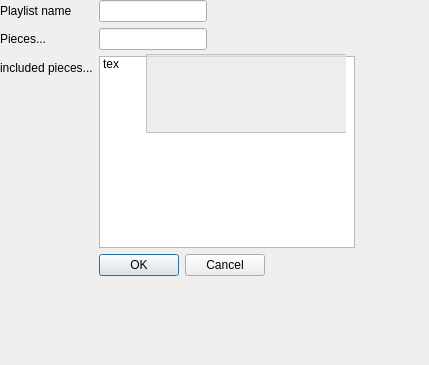
Godley/Music-Library, file implementation/primaries/GUI/NewPlaylist.ui: the form before one commit.
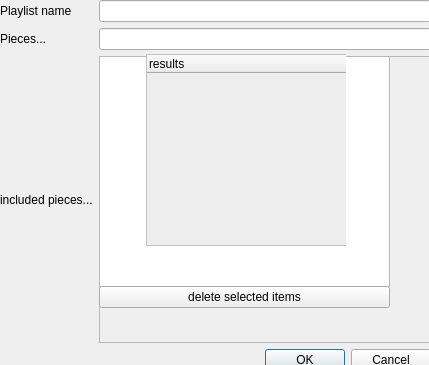
The form after the commit.

Commit message: work toward issue #70 - implemented same autocomplete in new playlist, and linked delete callback on said window. This now adds and the main window reloads "my playlists" upon closing the popup.

Patch:
```diff
--- a/implementation/primaries/GUI/NewPlaylist.ui
+++ b/implementation/primaries/GUI/NewPlaylist.ui
@@ -14,7 +14,7 @@
    <string>Add New Playlist</string>
   </property>
   <property name="styleSheet">
-   <string notr="true">QListWidget#autoCompleteBox {
+   <string notr="true">QTreeWidget#autoCompleteBox {
 background:rgba(230, 230, 230, 180);
 }</string>
   </property>
@@ -36,17 +36,14 @@
     <rect>
      <x>0</x>
      <y>0</y>
-     <width>418</width>
-     <height>336</height>
+     <width>431</width>
+     <height>371</height>
     </rect>
    </property>
-   <layout class="QFormLayout" name="formLayout">
+   <layout class="QGridLayout" name="gridLayout">
     <property name="sizeConstraint">
      <enum>QLayout::SetMinimumSize</enum>
     </property>
-    <property name="fieldGrowthPolicy">
-     <enum>QFormLayout::FieldsStayAtSizeHint</enum>
-    </property>
     <item row="0" column="0">
      <widget class="QLabel" name="playlistNameLabel">
       <property name="text">
@@ -82,18 +79,54 @@
      </widget>
     </item>
     <item row="2" column="1">
-     <widget class="QListWidget" name="listWidget">
-      <property name="sizePolicy">
-       <sizepolicy hsizetype="Fixed" vsizetype="Fixed">
-        <horstretch>0</horstretch>
-        <verstretch>0</verstretch>
-       </sizepolicy>
+     <widget class="QFrame" name="frame">
+      <property name="frameShape">
+       <enum>QFrame::StyledPanel</enum>
       </property>
-      <item>
+      <property name="frameShadow">
+       <enum>QFrame::Raised</enum>
+      </property>
+      <widget class="QListWidget" name="listWidget">
+       <property name="geometry">
+        <rect>
+         <x>0</x>
+         <y>0</y>
+         <width>291</width>
+         <height>231</height>
+        </rect>
+       </property>
+       <property name="sizePolicy">
+        <sizepolicy hsizetype="Fixed" vsizetype="Fixed">
+         <horstretch>0</horstretch>
+         <verstretch>0</verstretch>
+        </sizepolicy>
+       </property>
+       <property name="dragEnabled">
+        <bool>true</bool>
+       </property>
+       <property name="selectionMode">
+        <enum>QAbstractItemView::MultiSelection</enum>
+       </property>
+       <property name="isWrapping" stdset="0">
+        <bool>false</bool>
+       </property>
+       <property name="wordWrap">
+        <bool>true</bool>
+       </property>
+      </widget>
+      <widget class="QToolButton" name="deleteItem">
+       <property name="geometry">
+        <rect>
+         <x>0</x>
+         <y>230</y>
+         <width>291</width>
+         <height>22</height>
+        </rect>
+       </property>
        <property name="text">
-        <string>tex</string>
+        <string>delete selected items</string>
        </property>
-      </item>
+      </widget>
      </widget>
     </item>
     <item row="3" column="1">
@@ -126,33 +159,20 @@
    <property name="lineWidth">
     <number>0</number>
    </property>
-   <widget class="QListWidget" name="autoCompleteBox">
+   <widget class="QTreeWidget" name="autoCompleteBox">
     <property name="geometry">
      <rect>
       <x>0</x>
       <y>0</y>
       <width>201</width>
-      <height>79</height>
+      <height>192</height>
      </rect>
     </property>
-    <property name="sizePolicy">
-     <sizepolicy hsizetype="Expanding" vsizetype="Expanding">
-      <horstretch>0</horstretch>
-      <verstretch>2</verstretch>
-     </sizepolicy>
-    </property>
-    <property name="minimumSize">
-     <size>
-      <width>201</width>
-      <height>79</height>
-     </size>
-    </property>
-    <property name="maximumSize">
-     <size>
-      <width>200</width>
-      <height>400</height>
-     </size>
-    </property>
+    <column>
+     <property name="text">
+      <string>results</string>
+     </property>
+    </column>
    </widget>
   </widget>
  </widget>
```
The commit also changes 3 other files.
